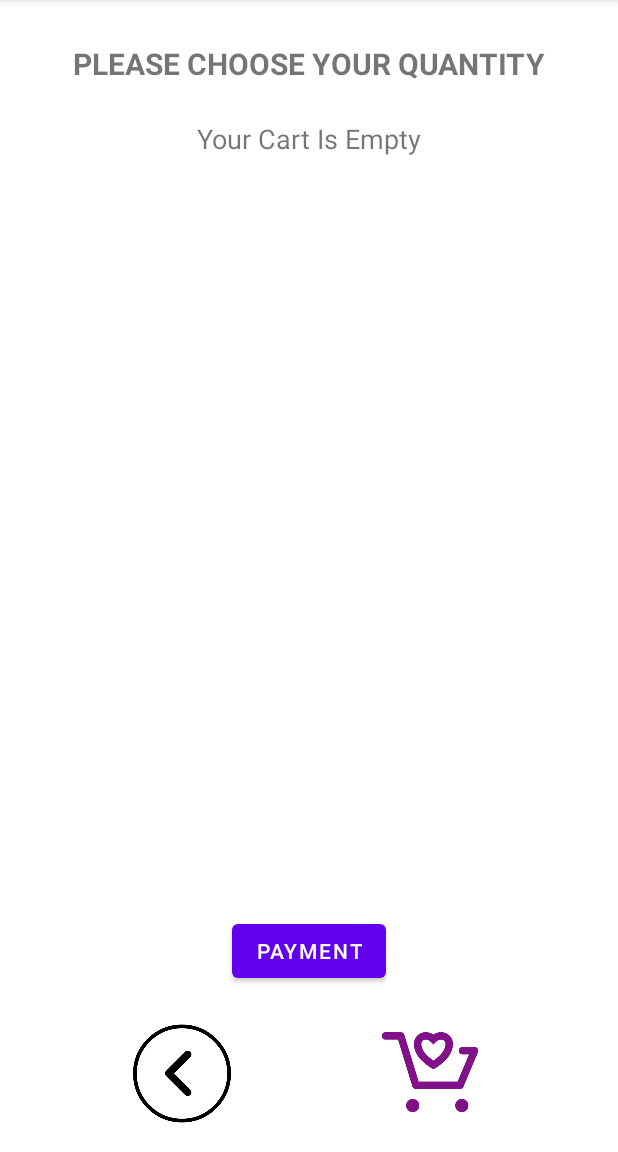
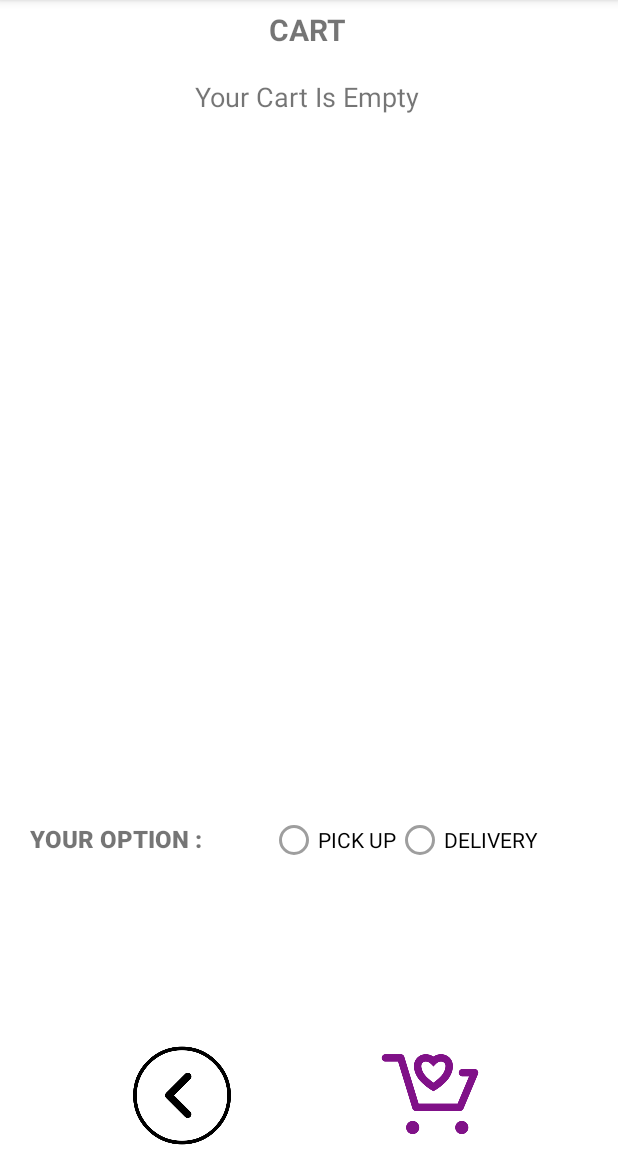
Before and after one commit to NaqibKhusairy/Food-Ordering-System, an Android app: the cart screen opened directly, with no data from a screen before it, on a phone screen of 412 x 824 dp, the part 84-1236 px from its top. Run offline under Robolectric (Android 15) with nearby library versions, the phone set to English and light mode, and no system bars; 1 statement that could not run was skipped.

Commit message:
done until payment

```diff
--- a/app/src/main/AndroidManifest.xml
+++ b/app/src/main/AndroidManifest.xml
@@ -11,6 +11,9 @@
         android:supportsRtl="true"
         android:theme="@style/Theme.FoodOrderingSystem"
         tools:targetApi="31">
+        <activity
+            android:name=".resit"
+            android:exported="false" />
         <activity
             android:name=".cart"
             android:exported="false" />
--- a/app/src/main/java/com/order/foododeringsystem/cart.java
+++ b/app/src/main/java/com/order/foododeringsystem/cart.java
@@ -7,13 +7,23 @@ import android.os.Bundle;
 import android.view.View;
 import android.widget.Button;
 import android.widget.ImageView;
+import android.widget.LinearLayout;
+import android.widget.RadioButton;
+import android.widget.RadioGroup;
+import android.widget.TableLayout;
 import android.widget.TextView;
+import android.widget.Toast;
 
 public class cart extends AppCompatActivity {
-    String name,option;
+    String name,option,Detail,OPTion;
     TextView detail;
     Button payment;
     ImageView Back;
+    LinearLayout paymentmehtod;
+    TableLayout table;
+    RadioGroup Option,rgpm;
+    RadioButton OPtion,RGPM,pickup,delivery;
+    int OPTION,RGpm;
 
     @Override
     protected void onCreate(Bundle savedInstanceState) {
@@ -22,11 +32,43 @@ public class cart extends AppCompatActivity {
         detail=findViewById(R.id.detail);
         payment=findViewById(R.id.payment);
         Back=findViewById(R.id.imageView10);
+        paymentmehtod=findViewById(R.id.LinearLayout4);
+        table=findViewById(R.id.table);
+        Option=findViewById(R.id.Option);
+        rgpm=findViewById(R.id.rgpm);
+        pickup=findViewById(R.id.pickup);
+        delivery=findViewById(R.id.delivery);
 
         name=getIntent().getStringExtra("name");
         option=getIntent().getStringExtra("type");
 
+        switch (option){
+            case "PICK UP":
+                pickup.setChecked(true);
+                delivery.setChecked(false);
+                break;
+            case "DELIVERY":
+                pickup.setChecked(false);
+                delivery.setChecked(true);
+                break;
+        }
+        pickup.setEnabled(false);
+        delivery.setEnabled(false);
+
+        Detail=detail.getText().toString();
+
         //detail.setText(coding database);
+
+        if(Detail.equals("Your Cart Is Empty")){
+            table.setVisibility(View.GONE);
+            paymentmehtod.setVisibility(View.GONE);
+            payment.setVisibility(View.GONE);
+        }
+        else{
+            table.setVisibility(View.VISIBLE);
+            paymentmehtod.setVisibility(View.VISIBLE);
+            payment.setVisibility(View.VISIBLE);
+        }
 
         Back.setOnClickListener(new View.OnClickListener() {
             @Override
@@ -37,5 +79,20 @@ public class cart extends AppCompatActivity {
                 startActivity(intent);
             }
         });
+        payment.setOnClickListener(new View.OnClickListener() {
+            @Override
+            public void onClick(View view) {
+                OPTION=Option.getCheckedRadioButtonId();
+                RGpm=rgpm.getCheckedRadioButtonId();
+                if(OPTION == -1){
+                    Toast.makeText(getApplicationContext(), "Please select your OPTION", Toast.LENGTH_SHORT).show();
+                    return;
+                }
+                if(RGpm == -1){
+                    Toast.makeText(getApplicationContext(), "Please select your Payment Method", Toast.LENGTH_SHORT).show();
+                    return;
+                }
+            }
+        });
     }
 }
--- /dev/null
+++ b/app/src/main/java/com/order/foododeringsystem/resit.java
@@ -0,0 +1,14 @@
+package com.order.foododeringsystem;
+
+import androidx.appcompat.app.AppCompatActivity;
+
+import android.os.Bundle;
+
+public class resit extends AppCompatActivity {
+
+    @Override
+    protected void onCreate(Bundle savedInstanceState) {
+        super.onCreate(savedInstanceState);
+        setContentView(R.layout.activity_resit);
+    }
+}
--- a/app/src/main/res/layout/activity_cart.xml
+++ b/app/src/main/res/layout/activity_cart.xml
@@ -10,32 +10,35 @@
         android:id="@+id/textView"
         android:layout_width="wrap_content"
         android:layout_height="wrap_content"
-        android:text="PLEASE CHOOSE YOUR QUANTITY"
+        android:text="CART"
         android:textSize="20sp"
         android:textStyle="bold"
         app:layout_constraintBottom_toBottomOf="parent"
         app:layout_constraintEnd_toEndOf="parent"
+        app:layout_constraintHorizontal_bias="0.498"
         app:layout_constraintStart_toStartOf="parent"
         app:layout_constraintTop_toTopOf="parent"
-        app:layout_constraintVertical_bias="0.039" />
+        app:layout_constraintVertical_bias="0.008" />
+
+
 
     <ImageView
         android:id="@+id/imageView"
         android:layout_width="89dp"
         android:layout_height="73dp"
-        android:layout_marginTop="6dp"
+        android:layout_marginTop="12dp"
         app:layout_constraintBottom_toBottomOf="parent"
         app:layout_constraintEnd_toEndOf="parent"
         app:layout_constraintStart_toEndOf="@+id/imageView10"
         app:layout_constraintTop_toBottomOf="@+id/payment"
         app:srcCompat="@drawable/carttt"
-        app:tint="#801188" />
+        app:tint="#801188"/>
 
     <ImageView
         android:id="@+id/imageView10"
         android:layout_width="81dp"
         android:layout_height="75dp"
-        android:layout_marginTop="6dp"
+        android:layout_marginTop="12dp"
         app:layout_constraintBottom_toBottomOf="parent"
         app:layout_constraintEnd_toStartOf="@+id/imageView"
         app:layout_constraintStart_toStartOf="parent"
@@ -46,21 +49,126 @@
         android:id="@+id/payment"
         android:layout_width="wrap_content"
         android:layout_height="wrap_content"
+        android:layout_marginTop="18dp"
+        android:layout_marginBottom="92dp"
         android:text="PAYMENT"
-        app:layout_constraintBottom_toTopOf="@+id/imageView10"
+        app:layout_constraintBottom_toBottomOf="parent"
         app:layout_constraintEnd_toEndOf="parent"
         app:layout_constraintStart_toStartOf="parent"
-        app:layout_constraintTop_toBottomOf="@+id/scrollView2" />
+        app:layout_constraintTop_toBottomOf="@+id/LinearLayout4" />
+
+    <LinearLayout
+        android:id="@+id/LinearLayout4"
+        android:layout_width="match_parent"
+        android:layout_height="wrap_content"
+        android:layout_marginLeft="20dp"
+        android:layout_marginRight="20dp"
+        android:orientation="horizontal"
+        app:layout_constraintBottom_toTopOf="@+id/payment"
+        app:layout_constraintEnd_toEndOf="parent"
+        app:layout_constraintStart_toStartOf="parent"
+        app:layout_constraintTop_toBottomOf="@+id/LinearLayout5">
+
+        <TextView
+            android:id="@+id/pymentmethod"
+            android:layout_width="160dp"
+            android:layout_height="wrap_content"
+            android:ems="10"
+            android:fontFamily="sans-serif-black"
+            android:text="PAYMENT METHOD:"
+            android:textSize="16sp"
+            app:layout_constraintEnd_toEndOf="parent"
+            app:layout_constraintStart_toStartOf="parent" />
+
+        <RadioGroup
+            android:id="@+id/rgpm"
+            android:layout_width="wrap_content"
+            android:layout_height="23dp"
+            android:orientation="horizontal">
+
+            <RadioButton
+                android:id="@+id/cash"
+                android:layout_width="wrap_content"
+                android:layout_height="wrap_content"
+                android:text="CASH"
+                android:textColor="#000000"
+                tools:layout_editor_absoluteX="107dp"
+                tools:layout_editor_absoluteY="69dp" />
+
+            <RadioButton
+                android:id="@+id/online"
+                android:layout_width="wrap_content"
+                android:layout_height="wrap_content"
+                android:text="ONLINE"
+                android:textColor="#000000"
+                tools:layout_editor_absoluteX="107dp"
+                tools:layout_editor_absoluteY="69dp" />
+        </RadioGroup>
+
+    </LinearLayout>
+
+    <LinearLayout
+        android:id="@+id/LinearLayout5"
+        android:layout_width="match_parent"
+        android:layout_height="wrap_content"
+        android:layout_marginLeft="20dp"
+        android:layout_marginTop="5dp"
+        android:layout_marginRight="20dp"
+        android:orientation="horizontal"
+        app:layout_constraintBottom_toTopOf="@+id/LinearLayout4"
+        app:layout_constraintEnd_toEndOf="parent"
+        app:layout_constraintStart_toStartOf="parent"
+        app:layout_constraintTop_toBottomOf="@+id/scrollView2"
+        app:layout_constraintVertical_bias="0.19999999">
+
+        <TextView
+            android:id="@+id/option"
+            android:layout_width="160dp"
+            android:layout_height="wrap_content"
+            android:ems="10"
+            android:fontFamily="sans-serif-black"
+            android:text="YOUR OPTION :"
+            android:textSize="16sp"
+            app:layout_constraintEnd_toEndOf="parent"
+            app:layout_constraintStart_toStartOf="parent" />
+
+        <RadioGroup
+            android:id="@+id/Option"
+            android:layout_width="wrap_content"
+            android:layout_height="23dp"
+            android:orientation="horizontal">
+
+            <RadioButton
+                android:id="@+id/pickup"
+                android:layout_width="wrap_content"
+                android:layout_height="wrap_content"
+                android:text="PICK UP"
+                android:textColor="#000000"
+                tools:layout_editor_absoluteX="107dp"
+                tools:layout_editor_absoluteY="69dp" />
+
+            <RadioButton
+                android:id="@+id/delivery"
+                android:layout_width="wrap_content"
+                android:layout_height="wrap_content"
+                android:text="DELIVERY"
+                android:textColor="#000000"
+                tools:layout_editor_absoluteX="107dp"
+                tools:layout_editor_absoluteY="69dp" />
+        </RadioGroup>
+
+    </LinearLayout>
 
     <ScrollView
         android:id="@+id/scrollView2"
-        android:layout_width="match_parent"
-        android:layout_height="515dp"
+        android:layout_width="410dp"
+        android:layout_height="441dp"
         app:layout_constraintBottom_toTopOf="@+id/imageView"
         app:layout_constraintEnd_toEndOf="parent"
+        app:layout_constraintHorizontal_bias="0.0"
         app:layout_constraintStart_toStartOf="parent"
         app:layout_constraintTop_toTopOf="@+id/textView"
-        app:layout_constraintVertical_bias="0.38">
+        app:layout_constraintVertical_bias="0.186">
 
         <LinearLayout
             android:layout_width="match_parent"
@@ -75,6 +183,34 @@
                 android:text="Your Cart Is Empty"
                 android:textSize="18sp" />
 
+            <TableLayout
+                android:id="@+id/table"
+                android:layout_width="match_parent"
+                android:layout_height="wrap_content">
+
+                <TableRow android:gravity="center">
+
+                    <TextView
+                        android:layout_width="wrap_content"
+                        android:layout_height="wrap_content"
+                        android:text=" ITEM "
+                        android:textStyle="bold" />
+
+                    <TextView
+                        android:layout_width="wrap_content"
+                        android:layout_height="wrap_content"
+                        android:text=" PRICE PER PACKET "
+                        android:textStyle="bold" />
+
+                    <TextView
+                        android:layout_width="wrap_content"
+                        android:layout_height="wrap_content"
+                        android:text=" QUANTITY "
+                        android:textStyle="bold" />
+                </TableRow>
+
+            </TableLayout>
+
         </LinearLayout>
     </ScrollView>
 
--- /dev/null
+++ b/app/src/main/res/layout/activity_resit.xml
@@ -0,0 +1,9 @@
+<?xml version="1.0" encoding="utf-8"?>
+<androidx.constraintlayout.widget.ConstraintLayout xmlns:android="http://schemas.android.com/apk/res/android"
+    xmlns:app="http://schemas.android.com/apk/res-auto"
+    xmlns:tools="http://schemas.android.com/tools"
+    android:layout_width="match_parent"
+    android:layout_height="match_parent"
+    tools:context=".resit">
+
+</androidx.constraintlayout.widget.ConstraintLayout>
```
